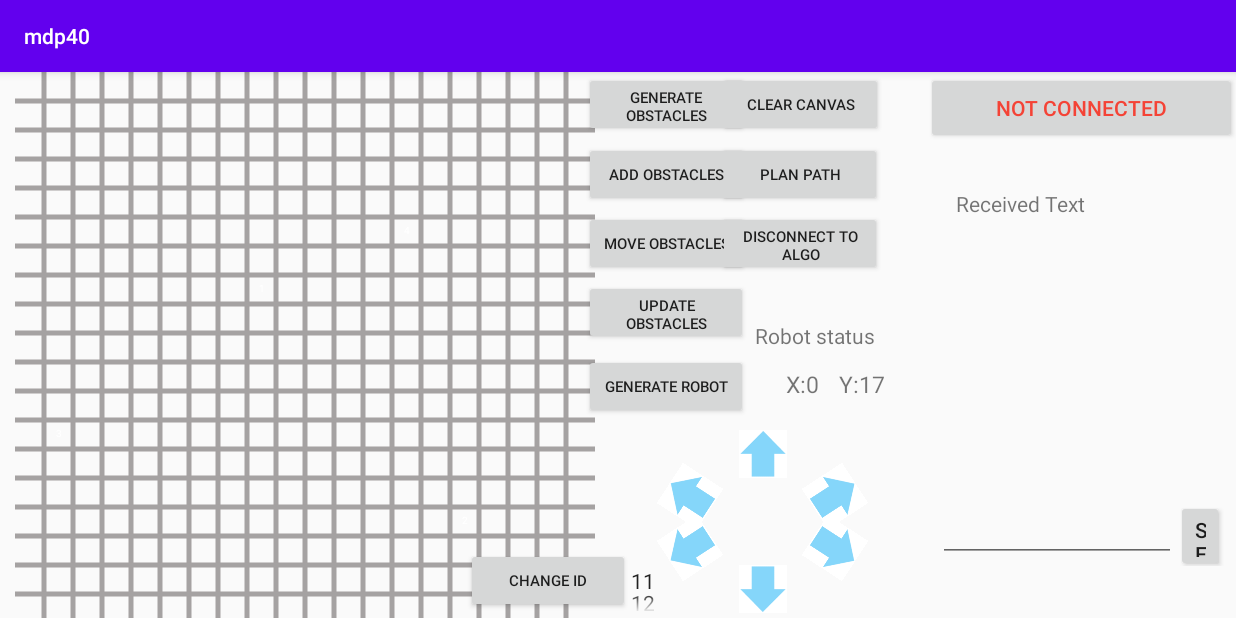
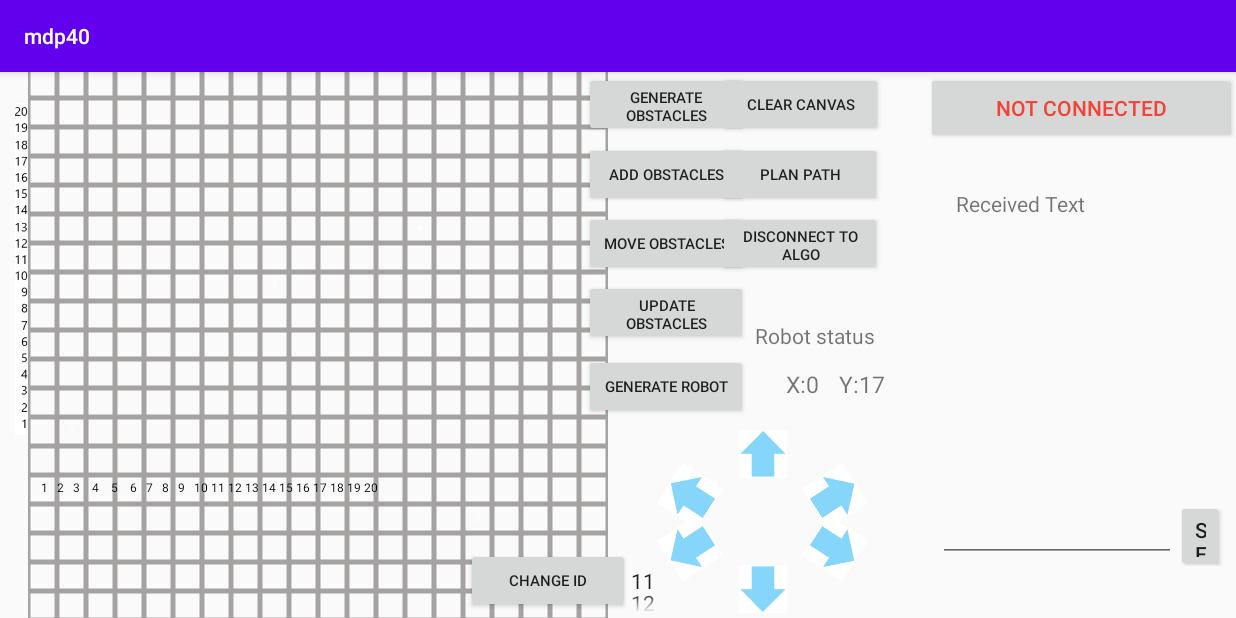
Before and after one commit to Anthony-Zou/mdp40, an Android app: the screen it shows after launch (MainActivity), on a phone screen of 824 x 412 dp (held sideways). Run offline under Robolectric (Android 15) with nearby library versions, the phone set to English and light mode, and no system bars.

Commit message:
added gridmap frame and number

```diff
--- a/app/src/main/java/com/example/mdp40/MapGeneration/GridMap.java
+++ b/app/src/main/java/com/example/mdp40/MapGeneration/GridMap.java
@@ -289,6 +289,10 @@ public class GridMap extends View{
         for(r = 1; r < 20; r++){
             canvas.drawLine(0, cellSize*r, canvas.getWidth(), cellSize*r, paint);
         }
+
+        Rect rect = new Rect();
+        paint.setStyle(Paint.Style.STROKE);
+        canvas.drawRect(0, 0, 580, 580, paint);
     }
 
     private void drawObstacles(Canvas canvas) {
--- a/app/src/main/res/layout/fragment_panel_center.xml
+++ b/app/src/main/res/layout/fragment_panel_center.xml
@@ -253,10 +253,10 @@
         android:layout_height="315dp"
         app:layout_constraintBottom_toBottomOf="parent"
         app:layout_constraintEnd_toEndOf="parent"
-        app:layout_constraintHorizontal_bias="0.0"
+        app:layout_constraintHorizontal_bias="0.041"
         app:layout_constraintStart_toStartOf="parent"
         app:layout_constraintTop_toTopOf="parent"
-        app:layout_constraintVertical_bias="0.0"
+        app:layout_constraintVertical_bias="0.136"
         custom:XColour="#3F51B5"
         custom:mapColour="#A5A2A2"></com.example.mdp40.MapGeneration.GridMap>
 
@@ -298,6 +298,34 @@
         app:layout_constraintTop_toTopOf="parent"
         app:layout_constraintVertical_bias="0.288" />
 
+    <TextView
+        android:id="@+id/x_axis"
+        android:layout_width="wrap_content"
+        android:layout_height="wrap_content"
+        android:text="1   2   3    4    5    6   7   8   9   10 11 12 13 14 15 16 17 18 19 20"
+        android:textColor="@color/black"
+        android:textSize="8sp"
+        app:layout_constraintBottom_toBottomOf="parent"
+        app:layout_constraintEnd_toEndOf="parent"
+        app:layout_constraintHorizontal_bias="0.047"
+        app:layout_constraintStart_toStartOf="parent"
+        app:layout_constraintTop_toTopOf="parent"
+        app:layout_constraintVertical_bias="0.77" />
+
+    <ImageView
+        android:id="@+id/imageView8"
+        android:layout_width="26dp"
+        android:layout_height="221dp"
+        android:src="@drawable/y_axis"
+        android:translationX="-17sp"
+        android:translationY="1sp"
+        app:layout_constraintBottom_toBottomOf="parent"
+        app:layout_constraintEnd_toEndOf="parent"
+        app:layout_constraintHorizontal_bias="0.0"
+        app:layout_constraintStart_toStartOf="parent"
+        app:layout_constraintTop_toTopOf="parent"
+        app:layout_constraintVertical_bias="0.136" />
+
     <!-- TODO: Update blank fragment layout -->
     <!--    <TextView-->
     <!--        android:id="@+id/textView3"-->
```
Also changed, not shown: app/src/main/res/drawable-v24/y_axis.png (added).
